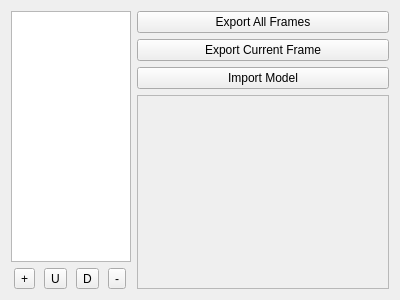
This is RetroEDv2/tools/modelmanager.ui in RSDKModding/RetroED as Qt 5 draws it before an edit. The edited form follows.
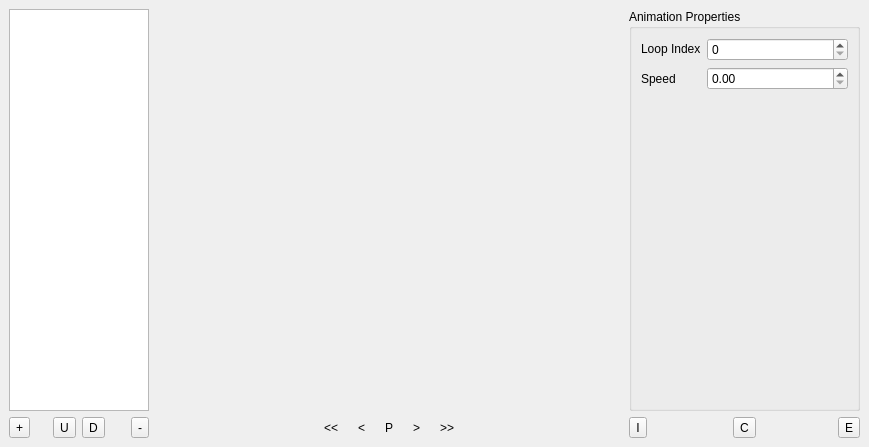
This is the edited form. Icons and pictures are not drawn.

The edit to the form file:
```diff
--- a/RetroEDv2/tools/modelmanager.ui
+++ b/RetroEDv2/tools/modelmanager.ui
@@ -6,66 +6,67 @@
    <rect>
     <x>0</x>
     <y>0</y>
-    <width>400</width>
-    <height>300</height>
+    <width>869</width>
+    <height>447</height>
    </rect>
   </property>
+  <property name="sizePolicy">
+   <sizepolicy hsizetype="Preferred" vsizetype="Preferred">
+    <horstretch>0</horstretch>
+    <verstretch>0</verstretch>
+   </sizepolicy>
+  </property>
   <property name="windowTitle">
    <string>Form</string>
   </property>
+  <property name="autoFillBackground">
+   <bool>true</bool>
+  </property>
   <layout class="QGridLayout" name="gridLayout">
-   <item row="0" column="1">
-    <widget class="QPushButton" name="exportFrames">
-     <property name="text">
-      <string>Export All Frames</string>
-     </property>
-    </widget>
-   </item>
-   <item row="0" column="0" rowspan="5">
+   <property name="leftMargin">
+    <number>9</number>
+   </property>
+   <property name="topMargin">
+    <number>9</number>
+   </property>
+   <property name="rightMargin">
+    <number>9</number>
+   </property>
+   <property name="bottomMargin">
+    <number>9</number>
+   </property>
+   <property name="horizontalSpacing">
+    <number>6</number>
+   </property>
+   <item row="2" column="0" rowspan="2">
     <widget class="QListWidget" name="frameList">
+     <property name="sizePolicy">
+      <sizepolicy hsizetype="Expanding" vsizetype="Minimum">
+       <horstretch>0</horstretch>
+       <verstretch>0</verstretch>
+      </sizepolicy>
+     </property>
      <property name="minimumSize">
       <size>
        <width>0</width>
-       <height>250</height>
+       <height>0</height>
       </size>
      </property>
      <property name="maximumSize">
       <size>
-       <width>120</width>
+       <width>140</width>
        <height>16777215</height>
       </size>
      </property>
     </widget>
    </item>
-   <item row="1" column="1">
-    <widget class="QPushButton" name="exportCurFrame">
-     <property name="text">
-      <string>Export Current Frame</string>
-     </property>
-    </widget>
-   </item>
-   <item row="2" column="1">
-    <widget class="QPushButton" name="importMdl">
-     <property name="text">
-      <string>Import Model</string>
-     </property>
-    </widget>
-   </item>
-   <item row="5" column="0">
-    <layout class="QGridLayout" name="gridLayout_9">
-     <item row="1" column="0">
-      <widget class="QToolButton" name="addFrm">
-       <property name="text">
-        <string>+</string>
+   <item row="4" column="0">
+    <layout class="QGridLayout" name="gridLayout_3">
+     <item row="0" column="6" alignment="Qt::AlignRight">
+      <widget class="QToolButton" name="rmFrame">
+       <property name="toolTip">
+        <string>Remove Animation</string>
        </property>
-       <property name="icon">
-        <iconset resource="../resources.qrc">
-         <normaloff>:/icons/ic_add_circle_48px.svg</normaloff>:/icons/ic_add_circle_48px.svg</iconset>
-       </property>
-      </widget>
-     </item>
-     <item row="1" column="3">
-      <widget class="QToolButton" name="rmFrm">
        <property name="text">
         <string>-</string>
        </property>
@@ -73,10 +74,59 @@
         <iconset resource="../resources.qrc">
          <normaloff>:/icons/ic_cancel_48px.svg</normaloff>:/icons/ic_cancel_48px.svg</iconset>
        </property>
+       <property name="iconSize">
+        <size>
+         <width>16</width>
+         <height>16</height>
+        </size>
+       </property>
       </widget>
      </item>
-     <item row="1" column="2">
-      <widget class="QToolButton" name="downFrm">
+     <item row="0" column="2">
+      <widget class="QToolButton" name="upFrame">
+       <property name="toolTip">
+        <string>Move Animation Up</string>
+       </property>
+       <property name="text">
+        <string>U</string>
+       </property>
+       <property name="icon">
+        <iconset resource="../resources.qrc">
+         <normaloff>:/icons/ic_arrow_upward_48px.svg</normaloff>:/icons/ic_arrow_upward_48px.svg</iconset>
+       </property>
+       <property name="iconSize">
+        <size>
+         <width>16</width>
+         <height>16</height>
+        </size>
+       </property>
+      </widget>
+     </item>
+     <item row="0" column="0" alignment="Qt::AlignLeft">
+      <widget class="QToolButton" name="addFrame">
+       <property name="toolTip">
+        <string>Add Animation</string>
+       </property>
+       <property name="text">
+        <string>+</string>
+       </property>
+       <property name="icon">
+        <iconset resource="../resources.qrc">
+         <normaloff>:/icons/ic_add_circle_48px.svg</normaloff>:/icons/ic_add_circle_48px.svg</iconset>
+       </property>
+       <property name="iconSize">
+        <size>
+         <width>16</width>
+         <height>16</height>
+        </size>
+       </property>
+      </widget>
+     </item>
+     <item row="0" column="4">
+      <widget class="QToolButton" name="downFrame">
+       <property name="toolTip">
+        <string>Move Animation Down</string>
+       </property>
        <property name="text">
         <string>D</string>
        </property>
@@ -84,30 +134,303 @@
         <iconset resource="../resources.qrc">
          <normaloff>:/icons/ic_arrow_downward_48px.svg</normaloff>:/icons/ic_arrow_downward_48px.svg</iconset>
        </property>
+       <property name="iconSize">
+        <size>
+         <width>16</width>
+         <height>16</height>
+        </size>
+       </property>
+      </widget>
+     </item>
+    </layout>
+   </item>
+   <item row="4" column="1" colspan="2">
+    <layout class="QGridLayout" name="gridLayout_7">
+     <item row="1" column="2" alignment="Qt::AlignHCenter">
+      <widget class="QToolButton" name="prevFrame">
+       <property name="toolTip">
+        <string>Prev Frame</string>
+       </property>
+       <property name="text">
+        <string>&lt;</string>
+       </property>
+       <property name="icon">
+        <iconset resource="../resources.qrc">
+         <normaloff>:/icons/ic_navigate_before_48px.svg</normaloff>:/icons/ic_navigate_before_48px.svg</iconset>
+       </property>
+       <property name="iconSize">
+        <size>
+         <width>16</width>
+         <height>16</height>
+        </size>
+       </property>
+       <property name="autoRaise">
+        <bool>true</bool>
+       </property>
+      </widget>
+     </item>
+     <item row="1" column="6">
+      <spacer name="horizontalSpacer_2">
+       <property name="orientation">
+        <enum>Qt::Horizontal</enum>
+       </property>
+       <property name="sizeHint" stdset="0">
+        <size>
+         <width>0</width>
+         <height>0</height>
+        </size>
+       </property>
+      </spacer>
+     </item>
+     <item row="1" column="3">
+      <widget class="QToolButton" name="play">
+       <property name="toolTip">
+        <string>Play/Pause Animation</string>
+       </property>
+       <property name="text">
+        <string>P</string>
+       </property>
+       <property name="icon">
+        <iconset resource="../resources.qrc">
+         <normaloff>:/icons/ic_play_arrow_48px.svg</normaloff>:/icons/ic_play_arrow_48px.svg</iconset>
+       </property>
+       <property name="iconSize">
+        <size>
+         <width>24</width>
+         <height>24</height>
+        </size>
+       </property>
+       <property name="autoRaise">
+        <bool>true</bool>
+       </property>
+      </widget>
+     </item>
+     <item row="1" column="4">
+      <widget class="QToolButton" name="nextFrame">
+       <property name="toolTip">
+        <string>Next Frame</string>
+       </property>
+       <property name="text">
+        <string>&gt;</string>
+       </property>
+       <property name="icon">
+        <iconset resource="../resources.qrc">
+         <normaloff>:/icons/ic_navigate_next_48px.svg</normaloff>:/icons/ic_navigate_next_48px.svg</iconset>
+       </property>
+       <property name="iconSize">
+        <size>
+         <width>16</width>
+         <height>16</height>
+        </size>
+       </property>
+       <property name="autoRaise">
+        <bool>true</bool>
+       </property>
       </widget>
      </item>
      <item row="1" column="1">
-      <widget class="QToolButton" name="upFrm">
+      <widget class="QToolButton" name="skipStart">
+       <property name="toolTip">
+        <string>First Frame</string>
+       </property>
        <property name="text">
-        <string>U</string>
+        <string>&lt;&lt;</string>
        </property>
        <property name="icon">
         <iconset resource="../resources.qrc">
          <normaloff>:/icons/ic_arrow_upward_48px.svg</normaloff>:/icons/ic_arrow_upward_48px.svg</iconset>
        </property>
+       <property name="iconSize">
+        <size>
+         <width>16</width>
+         <height>16</height>
+        </size>
+       </property>
+       <property name="autoRaise">
+        <bool>true</bool>
+       </property>
       </widget>
      </item>
+     <item row="1" column="5">
+      <widget class="QToolButton" name="skipEnd">
+       <property name="toolTip">
+        <string>Last Frame</string>
+       </property>
+       <property name="text">
+        <string>&gt;&gt;</string>
+       </property>
+       <property name="icon">
+        <iconset resource="../resources.qrc">
+         <normaloff>:/icons/ic_skip_next_48px.svg</normaloff>:/icons/ic_skip_next_48px.svg</iconset>
+       </property>
+       <property name="iconSize">
+        <size>
+         <width>16</width>
+         <height>16</height>
+        </size>
+       </property>
+       <property name="autoRaise">
+        <bool>true</bool>
+       </property>
+      </widget>
+     </item>
+     <item row="1" column="0">
+      <spacer name="horizontalSpacer">
+       <property name="orientation">
+        <enum>Qt::Horizontal</enum>
+       </property>
+       <property name="sizeHint" stdset="0">
+        <size>
+         <width>0</width>
+         <height>0</height>
+        </size>
+       </property>
+      </spacer>
+     </item>
     </layout>
    </item>
-   <item row="3" column="1" rowspan="3">
+   <item row="4" column="3">
+    <layout class="QGridLayout" name="gridLayout_19">
+     <item row="0" column="2" alignment="Qt::AlignRight">
+      <widget class="QToolButton" name="expMDL">
+       <property name="toolTip">
+        <string>Export Model</string>
+       </property>
+       <property name="text">
+        <string>E</string>
+       </property>
+       <property name="icon">
+        <iconset resource="../resources.qrc">
+         <normaloff>:/icons/ic_redo_48px.svg</normaloff>:/icons/ic_redo_48px.svg</iconset>
+       </property>
+      </widget>
+     </item>
+     <item row="0" column="0" alignment="Qt::AlignLeft">
+      <widget class="QToolButton" name="impMDL">
+       <property name="toolTip">
+        <string>Import Model</string>
+       </property>
+       <property name="text">
+        <string>I</string>
+       </property>
+       <property name="icon">
+        <iconset resource="../resources.qrc">
+         <normaloff>:/icons/ic_undo_48px.svg</normaloff>:/icons/ic_undo_48px.svg</iconset>
+       </property>
+      </widget>
+     </item>
+     <item row="0" column="1">
+      <widget class="QToolButton" name="copyFrame">
+       <property name="toolTip">
+        <string>Copy Frame</string>
+       </property>
+       <property name="text">
+        <string>C</string>
+       </property>
+       <property name="icon">
+        <iconset resource="../resources.qrc">
+         <normaloff>:/icons/ic_copy_48px.svg</normaloff>:/icons/ic_copy_48px.svg</iconset>
+       </property>
+       <property name="iconSize">
+        <size>
+         <width>16</width>
+         <height>16</height>
+        </size>
+       </property>
+      </widget>
+     </item>
+    </layout>
+   </item>
+   <item row="2" column="3" rowspan="2">
+    <widget class="QGroupBox" name="propertiesBox">
+     <property name="maximumSize">
+      <size>
+       <width>300</width>
+       <height>16777215</height>
+      </size>
+     </property>
+     <property name="title">
+      <string>Animation Properties</string>
+     </property>
+     <layout class="QGridLayout" name="gridLayout_2">
+      <item row="0" column="1">
+       <widget class="QSpinBox" name="loopIndex">
+        <property name="toolTip">
+         <string>What frame to loop back to</string>
+        </property>
+       </widget>
+      </item>
+      <item row="0" column="0">
+       <widget class="QLabel" name="label_15">
+        <property name="sizePolicy">
+         <sizepolicy hsizetype="Fixed" vsizetype="Fixed">
+          <horstretch>0</horstretch>
+          <verstretch>0</verstretch>
+         </sizepolicy>
+        </property>
+        <property name="text">
+         <string>Loop Index</string>
+        </property>
+       </widget>
+      </item>
+      <item row="1" column="0">
+       <widget class="QLabel" name="label_18">
+        <property name="text">
+         <string>Speed</string>
+        </property>
+       </widget>
+      </item>
+      <item row="2" column="0">
+       <spacer name="verticalSpacer">
+        <property name="orientation">
+         <enum>Qt::Vertical</enum>
+        </property>
+        <property name="sizeHint" stdset="0">
+         <size>
+          <width>20</width>
+          <height>40</height>
+         </size>
+        </property>
+       </spacer>
+      </item>
+      <item row="1" column="1">
+       <widget class="QDoubleSpinBox" name="animSpeed">
+        <property name="toolTip">
+         <string>Animation playback speed</string>
+        </property>
+        <property name="maximum">
+         <double>1.000000000000000</double>
+        </property>
+        <property name="singleStep">
+         <double>0.010000000000000</double>
+        </property>
+       </widget>
+      </item>
+     </layout>
+    </widget>
+   </item>
+   <item row="2" column="1" rowspan="2" colspan="2">
     <widget class="QFrame" name="viewerFrame">
-     <property name="frameShape">
-      <enum>QFrame::StyledPanel</enum>
+     <property name="sizePolicy">
+      <sizepolicy hsizetype="Ignored" vsizetype="Ignored">
+       <horstretch>0</horstretch>
+       <verstretch>2</verstretch>
+      </sizepolicy>
      </property>
-     <property name="frameShadow">
-      <enum>QFrame::Raised</enum>
-     </property>
-     <layout class="QGridLayout" name="gridLayout_2"/>
+     <layout class="QHBoxLayout" name="horizontalLayout_2">
+      <property name="leftMargin">
+       <number>0</number>
+      </property>
+      <property name="topMargin">
+       <number>0</number>
+      </property>
+      <property name="rightMargin">
+       <number>0</number>
+      </property>
+      <property name="bottomMargin">
+       <number>0</number>
+      </property>
+     </layout>
     </widget>
    </item>
   </layout>
```
Left out of the diff: 2 changed lines with no effect on the pictures.
